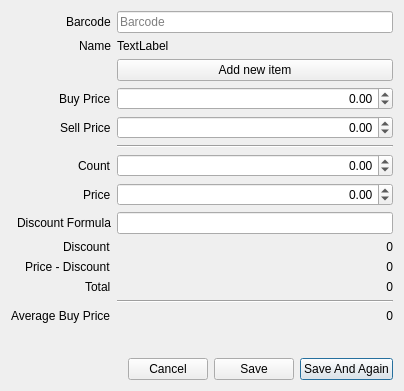
herpiko/sultan, file libgui/purchase/purchaseadditemdialog.ui: the form before one commit.
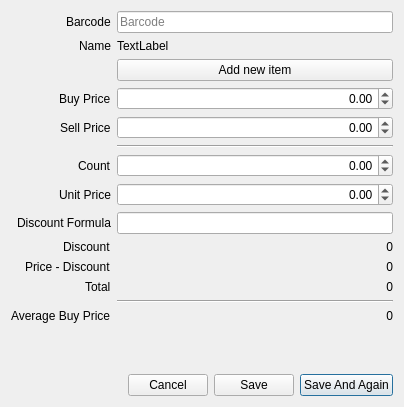
The form after the commit.

Diff of the .ui file:
```diff
--- a/libgui/purchase/purchaseadditemdialog.ui
+++ b/libgui/purchase/purchaseadditemdialog.ui
@@ -7,7 +7,7 @@
     <x>0</x>
     <y>0</y>
     <width>404</width>
-    <height>391</height>
+    <height>407</height>
    </rect>
   </property>
   <property name="windowTitle">
@@ -117,7 +117,7 @@
      <item row="7" column="0">
       <widget class="QLabel" name="label_6">
        <property name="text">
-        <string>Price</string>
+        <string>Unit Price</string>
        </property>
       </widget>
      </item>
```
